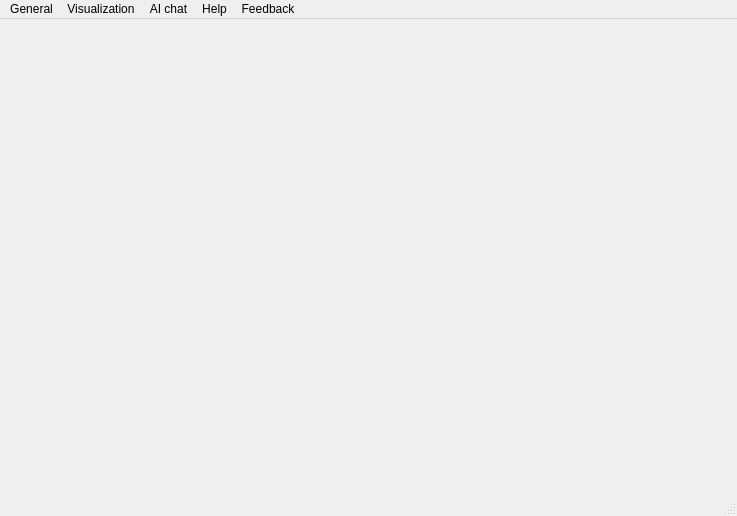
Luis-Rosario-Alers/CarbonCalculator, file src/data/resources/GUI_files/main_window.ui: the form before one commit.
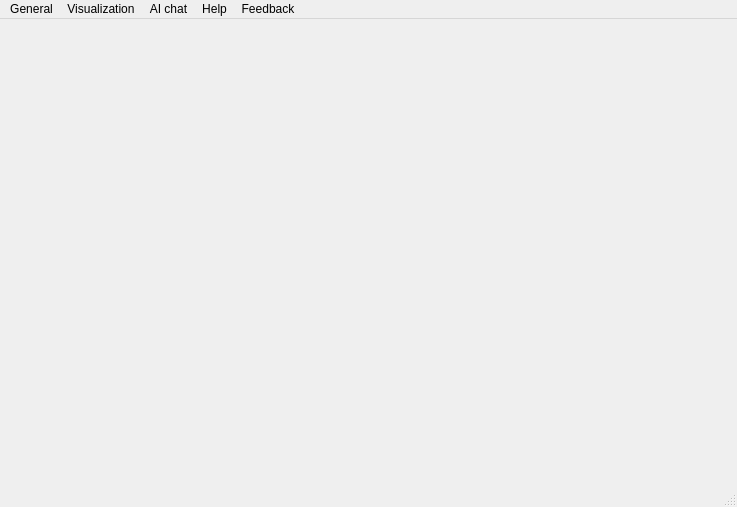
The form after the commit.

Commit message: :art: update UI components and styles, add preferred user ID setting, and enhance spinbox controls - Refactor UI files to include icon resources - Modify database model to ensure user IDs are strings - Update settings to include preferred user ID - Improve light and dark theme styles for spinbox controls

What changed in the file:
```diff
--- a/src/data/resources/GUI_files/main_window.ui
+++ b/src/data/resources/GUI_files/main_window.ui
@@ -7,7 +7,7 @@
     <x>0</x>
     <y>0</y>
     <width>737</width>
-    <height>516</height>
+    <height>507</height>
    </rect>
   </property>
   <property name="windowTitle">
@@ -16,6 +16,15 @@
   <property name="styleSheet">
    <string notr="true"/>
   </property>
+  <property name="iconSize">
+   <size>
+    <width>24</width>
+    <height>24</height>
+   </size>
+  </property>
+  <property name="tabShape">
+   <enum>QTabWidget::TabShape::Rounded</enum>
+  </property>
   <widget class="QWidget" name="centralwidget">
    <property name="autoFillBackground">
     <bool>false</bool>
```
Left out of the diff: 2 changed lines with no effect on the pictures. The commit also changes 21 other files.
